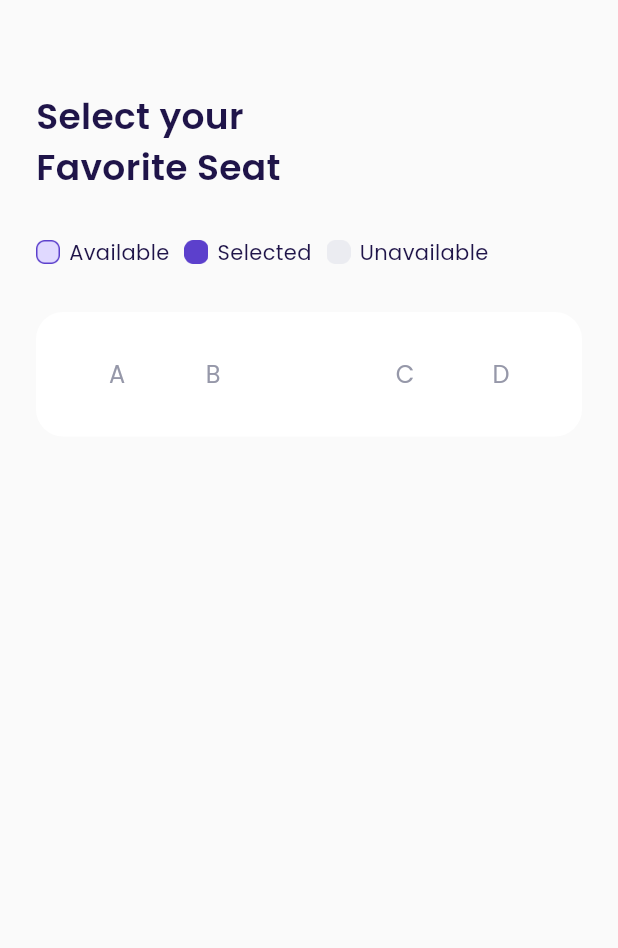
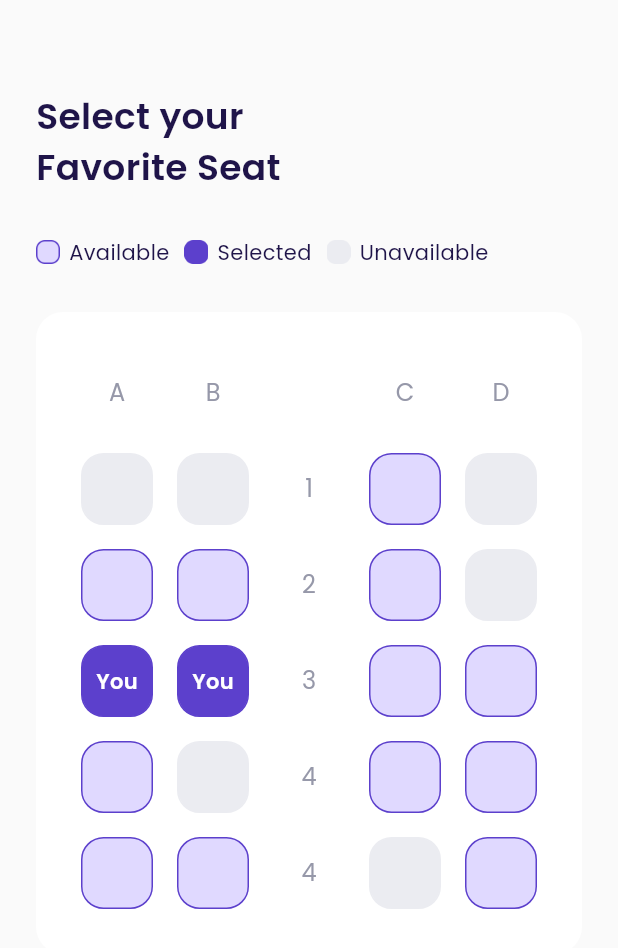
Before and after one commit to kingslyDev/TravelTicket, a Flutter app: the ChooseSeatPage screen opened directly, on a phone screen of 412 x 824 dp. Shown: the top 948 px of the screen. Run offline on Flutter 3.47's test engine with Material 3 defaults, Android fonts, the phone set to English and light mode, and no system bars; our stand-ins replace google_fonts.

Commit message:
Widget Kursi

```diff
--- a/lib/shared/themes.dart
+++ b/lib/shared/themes.dart
@@ -13,6 +13,8 @@ Color kPinkColor = Color(0xffEB70A5);
 Color kBackgroundColor = Color(0xffFAFAFA);
 Color kInActiveColor = Color(0xffDBD7EC);
 Color kTransparantColor = Colors.transparent;
+Color kUnavailableColor = Color(0xffEBECF1);
+Color kAvailableColor = Color(0xffE0D9FF);
 
 TextStyle blackTextStyle = GoogleFonts.poppins(
   color: kBlackColor,
--- a/lib/ui/screens/choose_seat_page.dart
+++ b/lib/ui/screens/choose_seat_page.dart
@@ -1,5 +1,6 @@
 import 'package:flutter/material.dart';
 import 'package:travelticket/shared/themes.dart';
+import 'package:travelticket/widgets/seat_item.dart';
 
 class ChooseSeatPage extends StatelessWidget {
   const ChooseSeatPage({Key? key}) : super(key: key);
@@ -112,8 +113,11 @@ class ChooseSeatPage extends StatelessWidget {
         child: Column(
           children: [
             Row(
+              mainAxisAlignment: MainAxisAlignment.spaceAround,
               children: [
-                Expanded(
+                Container(
+                  width: 48,
+                  height: 48,
                   child: Center(
                     child: Text(
                       'A',
@@ -123,7 +127,9 @@ class ChooseSeatPage extends StatelessWidget {
                     ),
                   ),
                 ),
-                Expanded(
+                Container(
+                  width: 48,
+                  height: 48,
                   child: Center(
                     child: Text(
                       'B',
@@ -133,7 +139,9 @@ class ChooseSeatPage extends StatelessWidget {
                     ),
                   ),
                 ),
-                Expanded(
+                Container(
+                  width: 48,
+                  height: 48,
                   child: Center(
                     child: Text(
                       '',
@@ -143,7 +151,9 @@ class ChooseSeatPage extends StatelessWidget {
                     ),
                   ),
                 ),
-                Expanded(
+                Container(
+                  width: 48,
+                  height: 48,
                   child: Center(
                     child: Text(
                       'C',
@@ -153,7 +163,9 @@ class ChooseSeatPage extends StatelessWidget {
                     ),
                   ),
                 ),
-                Expanded(
+                Container(
+                  width: 48,
+                  height: 48,
                   child: Center(
                     child: Text(
                       'D',
@@ -164,6 +176,183 @@ class ChooseSeatPage extends StatelessWidget {
                   ),
                 ),
               ],
+            ),
+
+            // Seat 1
+            Container(
+              margin: EdgeInsets.only(
+                top: 16,
+              ),
+              child: Row(
+                mainAxisAlignment: MainAxisAlignment.spaceAround,
+                children: [
+                  SeatItem(
+                    status: 2,
+                  ),
+                  SeatItem(
+                    status: 2,
+                  ),
+                  Container(
+                    width: 48,
+                    height: 48,
+                    child: Center(
+                      child: Text(
+                        '1',
+                        style: greyTextStyle.copyWith(
+                          fontSize: 16,
+                        ),
+                      ),
+                    ),
+                  ),
+                  SeatItem(
+                    status: 0,
+                  ),
+                  SeatItem(
+                    status: 2,
+                  ),
+                ],
+              ),
+            ),
+            // Seat 2
+            Container(
+              margin: EdgeInsets.only(
+                top: 16,
+              ),
+              child: Row(
+                mainAxisAlignment: MainAxisAlignment.spaceAround,
+                children: [
+                  SeatItem(
+                    status: 0,
+                  ),
+                  SeatItem(
+                    status: 0,
+                  ),
+                  Container(
+                    width: 48,
+                    height: 48,
+                    child: Center(
+                      child: Text(
+                        '2',
+                        style: greyTextStyle.copyWith(
+                          fontSize: 16,
+                        ),
+                      ),
+                    ),
+                  ),
+                  SeatItem(
+                    status: 0,
+                  ),
+                  SeatItem(
+                    status: 2,
+                  ),
+                ],
+              ),
+            ),
+            // Seat 3
+            Container(
+              margin: EdgeInsets.only(
+                top: 16,
+              ),
+              child: Row(
+                mainAxisAlignment: MainAxisAlignment.spaceAround,
+                children: [
+                  SeatItem(
+                    status: 1,
+                  ),
+                  SeatItem(
+                    status: 1,
+                  ),
+                  Container(
+                    width: 48,
+                    height: 48,
+                    child: Center(
+                      child: Text(
+                        '3',
+                        style: greyTextStyle.copyWith(
+                          fontSize: 16,
+                        ),
+                      ),
+                    ),
+                  ),
+                  SeatItem(
+                    status: 0,
+                  ),
+                  SeatItem(
+                    status: 0,
+                  ),
+                ],
+              ),
+            ),
+            // Seat 4
+            Container(
+              margin: EdgeInsets.only(
+                top: 16,
+              ),
+              child: Row(
+                mainAxisAlignment: MainAxisAlignment.spaceAround,
+                children: [
+                  SeatItem(
+                    status: 0,
+                  ),
+                  SeatItem(
+                    status: 2,
+                  ),
+                  Container(
+                    width: 48,
+                    height: 48,
+                    child: Center(
+                      child: Text(
+                        '4',
+                        style: greyTextStyle.copyWith(
+                          fontSize: 16,
+                        ),
+                      ),
+                    ),
+                  ),
+                  SeatItem(
+                    status: 0,
+                  ),
+                  SeatItem(
+                    status: 0,
+                  ),
+                ],
+              ),
+            ),
+
+            // SEAT 5
+            Container(
+              margin: EdgeInsets.only(
+                top: 16,
+              ),
+              child: Row(
+                mainAxisAlignment: MainAxisAlignment.spaceAround,
+                children: [
+                  SeatItem(
+                    status: 0,
+                  ),
+                  SeatItem(
+                    status: 0,
+                  ),
+                  Container(
+                    width: 48,
+                    height: 48,
+                    child: Center(
+                      child: Text(
+                        '4',
+                        style: greyTextStyle.copyWith(
+                          fontSize: 16,
+                        ),
+                      ),
+                    ),
+                  ),
+                  SeatItem(
+                    status: 2,
+                  ),
+                  SeatItem(
+                    status: 0,
+                  ),
+                ],
+              ),
             ),
           ],
         ),
--- /dev/null
+++ b/lib/widgets/seat_item.dart
@@ -0,0 +1,79 @@
+import 'package:flutter/material.dart';
+import 'package:travelticket/shared/themes.dart';
+
+class SeatItem extends StatelessWidget {
+  // NOTE 0 AVAILABLE 1 SELECTED 2 UNAVAIL
+
+  final int status;
+
+  const SeatItem({
+    Key? key,
+    required this.status,
+  }) : super(key: key);
+
+  @override
+  Widget build(BuildContext context) {
+    BackgroundColor() {
+      switch (status) {
+        case 0:
+          return kAvailableColor;
+        case 1:
+          return kPrimaryColor;
+        case 2:
+          return kUnavailableColor;
+        default:
+          return kUnavailableColor;
+      }
+    }
+
+    BorderColor() {
+      switch (status) {
+        case 0:
+          return kPrimaryColor;
+        case 1:
+          return kPrimaryColor;
+        case 2:
+          return kUnavailableColor;
+        default:
+          return kUnavailableColor;
+      }
+    }
+
+    child() {
+      switch (status) {
+        case 0:
+          return SizedBox();
+        case 1:
+          return Center(
+            child: Text(
+              'You',
+              style: whiteTextStyle.copyWith(
+                fontSize: 14,
+                fontWeight: semiBold,
+              ),
+            ),
+          );
+
+        case 2:
+          return SizedBox();
+        default:
+          return SizedBox();
+      }
+    }
+
+    return Container(
+      width: 48,
+      height: 48,
+      decoration: BoxDecoration(
+        color: BackgroundColor(),
+        borderRadius: BorderRadius.circular(
+          15,
+        ),
+        border: Border.all(
+          color: BorderColor(),
+        ),
+      ),
+      child: child(),
+    );
+  }
+}
```
